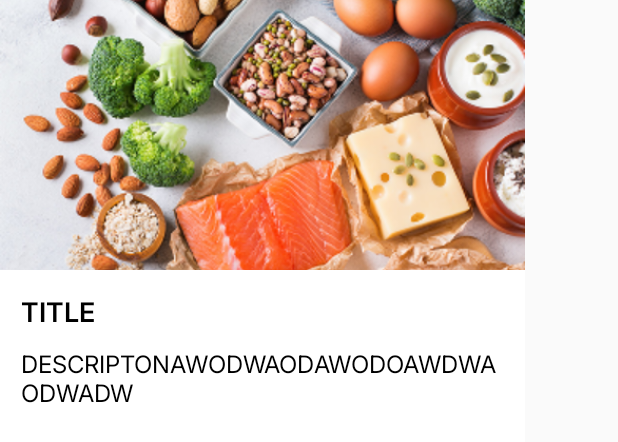
After one commit to ItsMeOX/SmartHealth, an Android app: the layout bot_suggestion_popup.xml on its own in the app's theme, with its tools: preview values and no code run, on a phone screen of 412 x 824 dp. The commit adds this screen. Shown: the top 442 px of the screen. Run offline under Robolectric (Android 15) with nearby library versions, the phone set to English and light mode, and no system bars.

Commit message:
Complete UI of bot suggestion section and popup box

```diff
--- /dev/null
+++ b/app/src/main/res/layout/bot_suggestion_popup.xml
@@ -0,0 +1,62 @@
+<?xml version="1.0" encoding="utf-8"?>
+<androidx.constraintlayout.widget.ConstraintLayout xmlns:android="http://schemas.android.com/apk/res/android"
+    android:layout_width="350dp"
+    android:layout_height="wrap_content"
+    android:minHeight="300dp"
+    xmlns:app="http://schemas.android.com/apk/res-auto"
+    android:paddingBottom="20dp"
+    android:background="@color/white">
+
+    <ImageView
+        android:id="@+id/suggestionPopupImage"
+        android:layout_width="match_parent"
+        android:layout_height="180dp"
+        android:scaleType="centerCrop"
+        android:src="@drawable/suggestion_image"
+        app:layout_constraintBottom_toTopOf="@id/suggestionTextLayout"
+        app:layout_constraintLeft_toLeftOf="parent"
+        app:layout_constraintRight_toRightOf="parent"
+        app:layout_constraintTop_toTopOf="parent" />
+
+    <ScrollView
+        android:id="@+id/suggestionTextLayout"
+        android:scrollbars="vertical"
+        android:layout_width="match_parent"
+        android:layout_height="300dp"
+        app:layout_constraintTop_toBottomOf="@id/suggestionPopupImage"
+        app:layout_constraintBottom_toBottomOf="parent"
+        app:layout_constraintLeft_toLeftOf="parent"
+        app:layout_constraintRight_toRightOf="parent">
+        <LinearLayout
+            android:layout_width="match_parent"
+            android:layout_height="wrap_content"
+            android:orientation="vertical"
+            android:padding="14dp"
+            >
+
+            <TextView
+                android:id="@+id/suggestionPopupTitle"
+                android:layout_width="match_parent"
+                android:layout_height="wrap_content"
+                android:text="TITLE"
+                android:textAlignment="textStart"
+                android:textColor="@color/black"
+                android:fontFamily="@font/inter_semibold"
+                android:textSize="18sp"
+                />
+
+            <TextView
+                android:id="@+id/suggestionPopupDesc"
+                android:layout_width="match_parent"
+                android:layout_height="wrap_content"
+                android:layout_marginTop="10dp"
+                android:fontFamily="@font/inter_regular"
+                android:text="DESCRIPTONAWODWAODAWODOAWDWAODWADW"
+                android:textAlignment="textStart"
+                android:textColor="@color/black"
+                android:textSize="16sp"
+                 />
+        </LinearLayout>
+    </ScrollView>
+
+</androidx.constraintlayout.widget.ConstraintLayout>
```
Also changed, not shown: app/src/main/java/com/example/smarthealth/MainActivity.java (+42 -8 lines), app/src/main/res/layout/bot_suggestion_box.xml (deleted, +0 -52 lines), app/src/main/res/layout/bot_suggestion_view.xml (+47 -3 lines).
